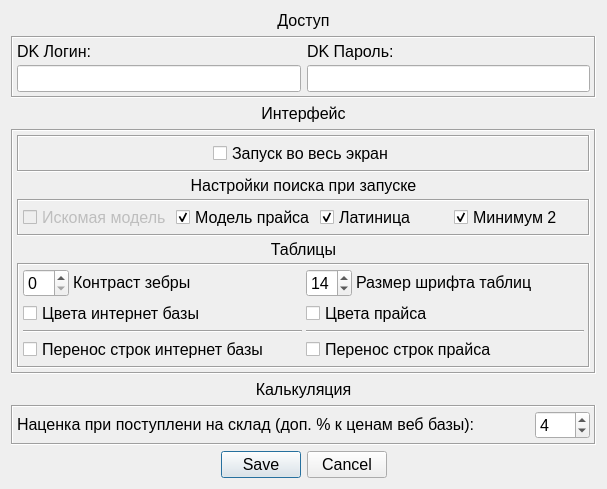
This is UI/window_settings.ui in Wrexan/MDA as Qt 5 draws it before an edit. The edited form follows.
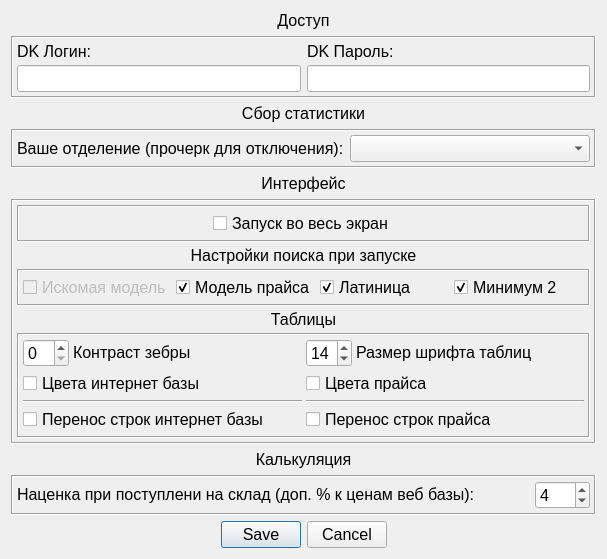
This is the edited form. Icons and pictures are not drawn.

Commit message: moved stat parameters to config.py add firm branch to config window changed stat cache send and resend of fail logic tried to move stat sending to another thread worker, but failed due to concurrency for request(wip)

Patch:
```diff
--- a/UI/window_settings.ui
+++ b/UI/window_settings.ui
@@ -7,7 +7,7 @@
     <x>0</x>
     <y>0</y>
     <width>597</width>
-    <height>489</height>
+    <height>561</height>
    </rect>
   </property>
   <property name="sizePolicy">
@@ -148,6 +148,106 @@
      </layout>
     </widget>
    </item>
+   <item>
+    <widget class="QLabel" name="label_14">
+     <property name="sizePolicy">
+      <sizepolicy hsizetype="Preferred" vsizetype="Fixed">
+       <horstretch>0</horstretch>
+       <verstretch>0</verstretch>
+      </sizepolicy>
+     </property>
+     <property name="baseSize">
+      <size>
+       <width>0</width>
+       <height>20</height>
+      </size>
+     </property>
+     <property name="font">
+      <font>
+       <family>Segoe UI</family>
+       <pointsize>12</pointsize>
+      </font>
+     </property>
+     <property name="text">
+      <string>Сбор статистики</string>
+     </property>
+     <property name="alignment">
+      <set>Qt::AlignCenter</set>
+     </property>
+    </widget>
+   </item>
+   <item>
+    <widget class="QFrame" name="frame_7">
+     <property name="sizePolicy">
+      <sizepolicy hsizetype="Preferred" vsizetype="Maximum">
+       <horstretch>0</horstretch>
+       <verstretch>0</verstretch>
+      </sizepolicy>
+     </property>
+     <property name="toolTip">
+      <string>Данные для входа в &quot;димку&quot;</string>
+     </property>
+     <property name="statusTip">
+      <string>2</string>
+     </property>
+     <property name="whatsThis">
+      <string>1</string>
+     </property>
+     <property name="frameShape">
+      <enum>QFrame::Box</enum>
+     </property>
+     <property name="frameShadow">
+      <enum>QFrame::Sunken</enum>
+     </property>
+     <layout class="QHBoxLayout" name="horizontalLayout_5">
+      <property name="sizeConstraint">
+       <enum>QLayout::SetMinimumSize</enum>
+      </property>
+      <property name="leftMargin">
+       <number>4</number>
+      </property>
+      <property name="topMargin">
+       <number>4</number>
+      </property>
+      <property name="rightMargin">
+       <number>4</number>
+      </property>
+      <property name="bottomMargin">
+       <number>4</number>
+      </property>
+      <item>
+       <layout class="QVBoxLayout" name="verticalLayout_7">
+        <property name="spacing">
+         <number>4</number>
+        </property>
+        <item>
+         <widget class="QLabel" name="label_9">
+          <property name="sizePolicy">
+           <sizepolicy hsizetype="Preferred" vsizetype="Fixed">
+            <horstretch>0</horstretch>
+            <verstretch>0</verstretch>
+           </sizepolicy>
+          </property>
+          <property name="text">
+           <string>Ваше отделение (прочерк для отключения):</string>
+          </property>
+         </widget>
+        </item>
+       </layout>
+      </item>
+      <item>
+       <layout class="QVBoxLayout" name="verticalLayout_11">
+        <property name="spacing">
+         <number>4</number>
+        </property>
+        <item>
+         <widget class="QComboBox" name="cb_branch"/>
+        </item>
+       </layout>
+      </item>
+     </layout>
+    </widget>
+   </item>
    <item>
     <widget class="QLabel" name="label_7">
      <property name="sizePolicy">
```
The commit also changes 6 other files.
